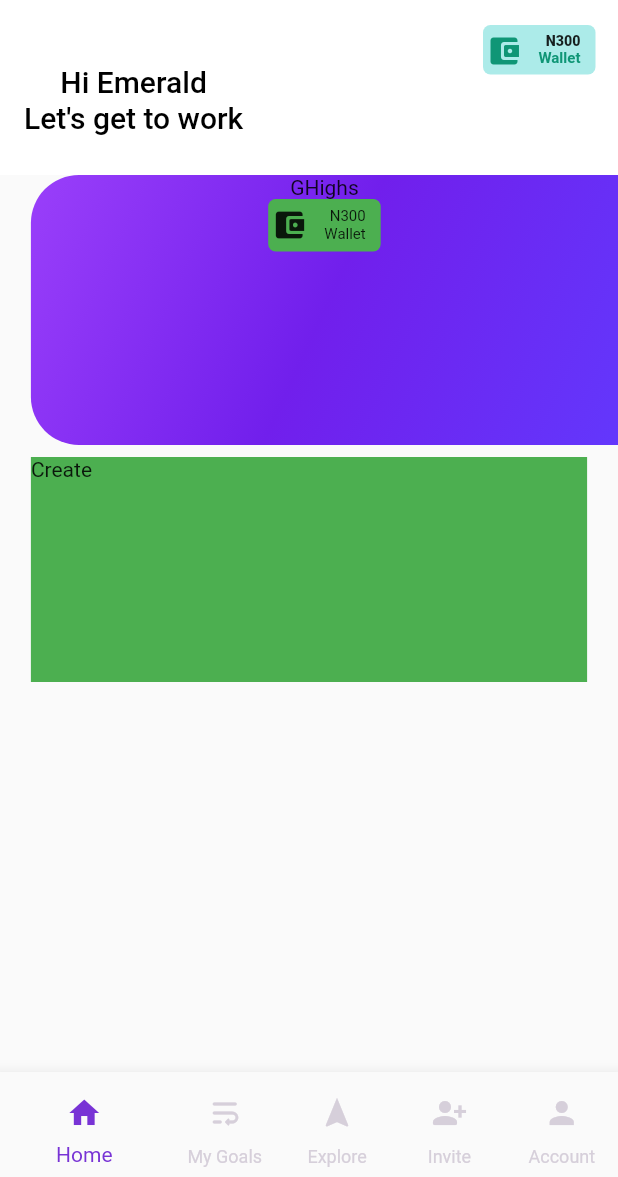
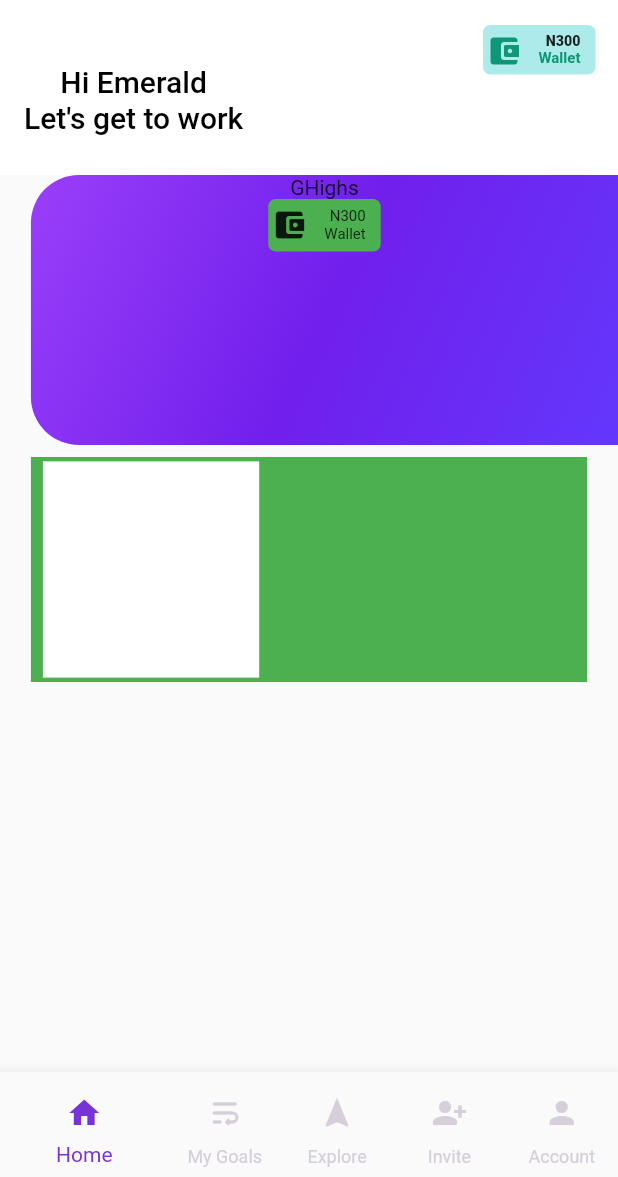
Before and after one commit to soNofNos/tudo_flutter, a Flutter app: the screen it shows after launch, on a phone screen of 412 x 824 dp, the part 59-1236 px from its top. Run offline on Flutter 3.47's test engine with Material 2 defaults, Android fonts, the phone set to English and light mode, and no system bars.

Commit message:
Tudo App Presentation(Flutter)...update 11

```diff
--- a/lib/main_screen/home_screen.dart
+++ b/lib/main_screen/home_screen.dart
@@ -162,12 +162,13 @@ class _HomeState extends State<Home> {
                     color: Colors.green,
                     height: 150.0,
                     child:
-                        const Align(alignment: Alignment.topLeft, child: Text("Create"))),
               Padding(
                 padding: const EdgeInsets.symmetric(horizontal: 8.0),
                 child: Row(
                   children: [
                     Container(
+                      height: MediaQuery.of(context).size.width * 0.35,
+                      width: MediaQuery.of(context).size.width * 0.35,
                       color: Colors.white,
                       child: Column(
                         children: <Widget>[
@@ -177,7 +178,7 @@ class _HomeState extends State<Home> {
                     ),
                   ],
                 ),
-              )
+              ))
               ],
             ),
           )
```
